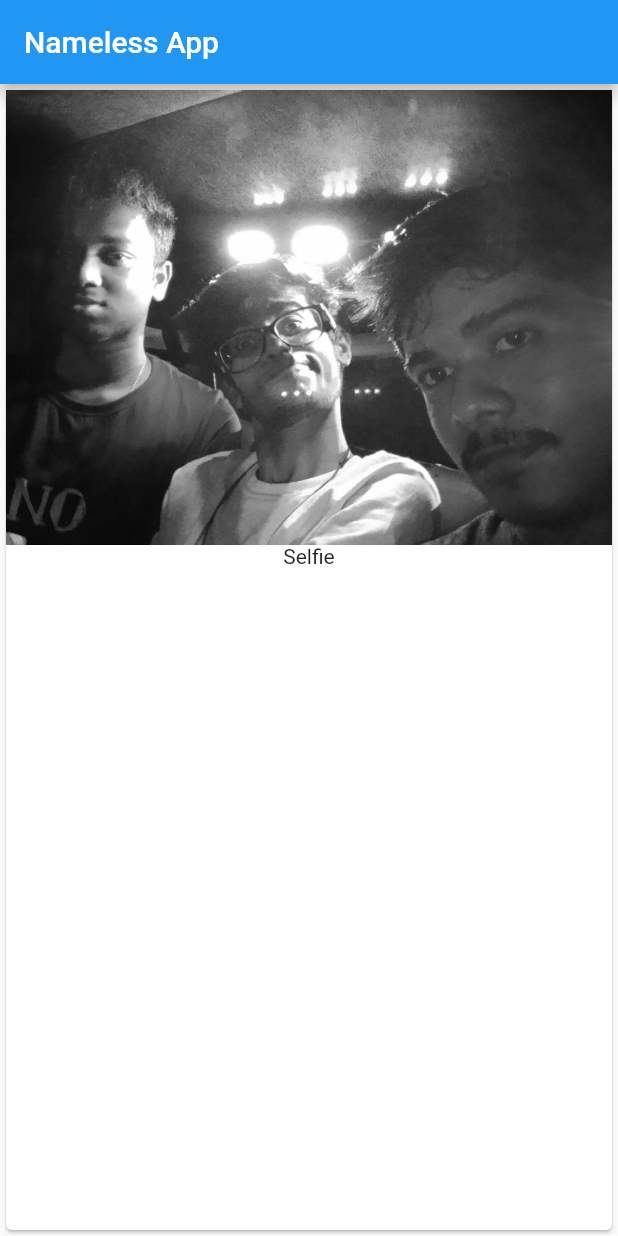
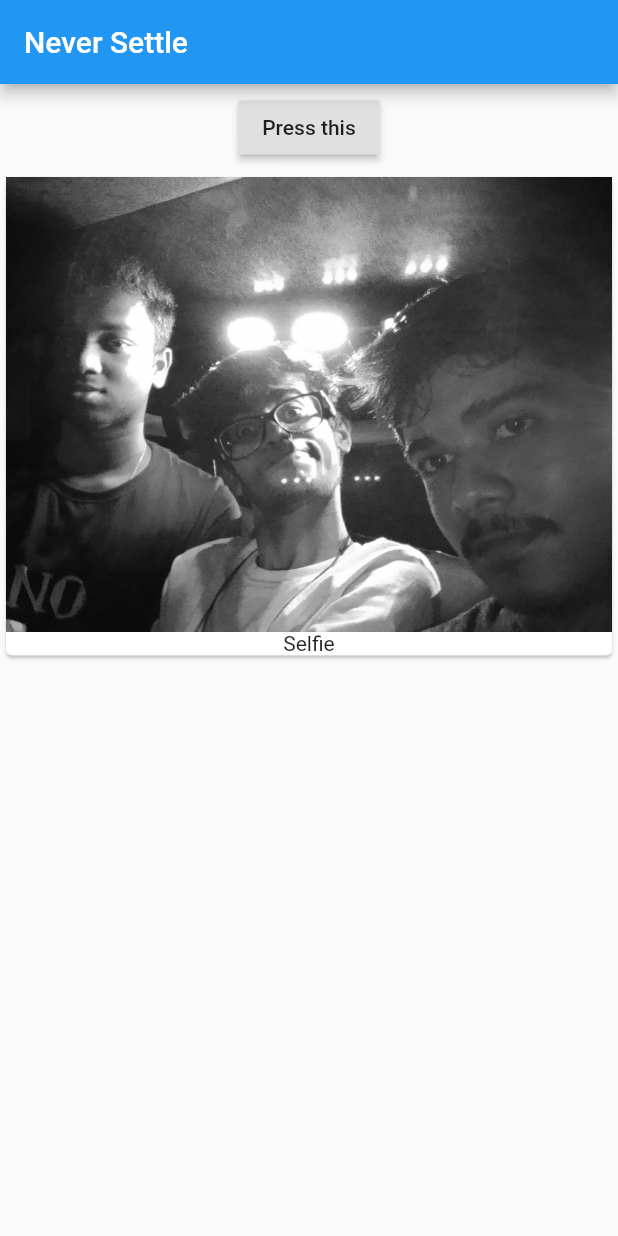
Before and after one commit to sakhayadeep/never-settle-wallpapers, a Flutter app: the screen it shows after launch, on a phone screen of 412 x 824 dp. Run offline on Flutter 3.47's test engine with Material 2 defaults, Android fonts, the phone set to English and light mode, and no system bars.

Commit message:
Pictures and buttons

```diff
--- a/lib/main.dart
+++ b/lib/main.dart
@@ -2,23 +2,51 @@ import 'package:flutter/material.dart';
 
 void main() => runApp(MyApp());
 
-class MyApp extends StatelessWidget {
+class MyApp extends StatefulWidget {
+  @override
+  State<StatefulWidget> createState() {
+    // TODO: implement createState
+    return _MyAppState();
+  }
+}
+
+class _MyAppState extends State<MyApp> {
+  List<String> _wallpapers = ["Selfie"];
+
   @override
   Widget build(context) {
     return MaterialApp(
       home: Scaffold(
           appBar: AppBar(
-          title: Text("Nameless App"),
+            title: Text("Never Settle"),
           ),
-        body: Card(
+          body: Column(
+            children: [
+              Container(
+                margin: EdgeInsets.all(5.0),
+                child: RaisedButton(
+                  onPressed: () {
+                    setState(() {
+                      _wallpapers.add("Selfie 1 again");
+                    });
+                  },
+                  child: Text("Press this"),
+                ),
+              ),
+              Column(
+                children: _wallpapers
+                    .map((element) => Card(
                           child: Column(
                             children: <Widget>[
                               Image.asset("assets/selfie.jpg"),
-              Text("Selfie")
+                              Text(element)
                             ],
                           ),
+                        ))
+                    .toList(),
               ),
-      ),
+            ],
+          )),
     );
   }
 }
--- a/pubspec.yaml
+++ b/pubspec.yaml
@@ -43,6 +43,7 @@ flutter:
   # To add assets to your application, add an assets section, like this:
   assets:
     - assets/selfie.jpg
+    - assets/selfie2.jpg
   #  - images/a_dot_ham.jpeg
 
   # An image asset can refer to one or more resolution-specific "variants", see
```
Also changed, not shown: assets/selfie2.jpg (added). Lines whose indentation alone changed are shown as unchanged.
